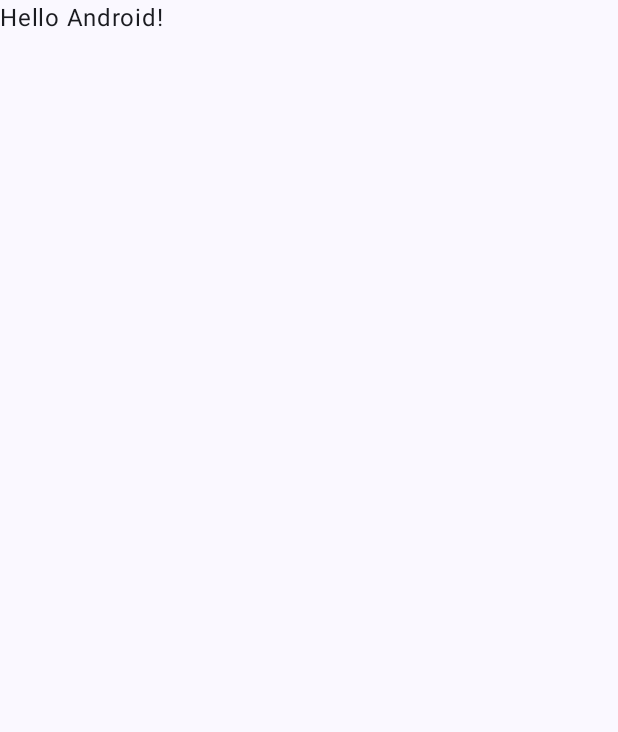
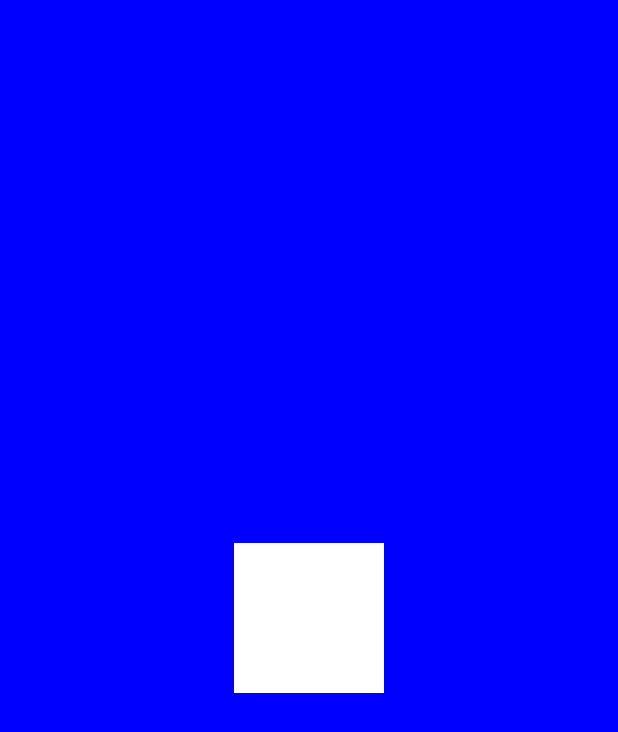
Before and after one commit to fabValRoot/AlarmChallenge, an Android app built with Jetpack Compose: the first screen one second after launch (MainActivity), on a phone screen of 412 x 824 dp. Before the commit the part shown is almost empty. Shown: the top 732 px of the screen. Run offline under Robolectric (Android 15) with nearby library versions, the phone set to English and light mode, and no system bars; our stand-ins replace Dagger/Hilt's generated code.

Commit message:
Initial package setup created screens and added navigation added hilt

```diff
--- a/app/src/main/AndroidManifest.xml
+++ b/app/src/main/AndroidManifest.xml
@@ -3,6 +3,7 @@
     xmlns:tools="http://schemas.android.com/tools">
 
     <application
+        android:name=".AlarmChallengeApp"
         android:allowBackup="true"
         android:dataExtractionRules="@xml/data_extraction_rules"
         android:fullBackupContent="@xml/backup_rules"
@@ -13,7 +14,7 @@
         android:theme="@style/Theme.AlarmChallenge"
         tools:targetApi="31">
         <activity
-            android:name=".MainActivity"
+            android:name=".core.presentation.MainActivity"
             android:exported="true"
             android:label="@string/app_name"
             android:theme="@style/Theme.AlarmChallenge">
--- /dev/null
+++ b/app/src/main/java/com/example/alarmchallenge/AlarmChallengeApp.kt
@@ -0,0 +1,8 @@
+package com.example.alarmchallenge
+
+import android.app.Application
+import dagger.hilt.android.HiltAndroidApp
+
+
+@HiltAndroidApp
+class AlarmChallengeApp: Application()
--- a/app/src/main/java/com/example/alarmchallenge/MainActivity.kt
+++ /dev/null
@@ -1,47 +0,0 @@
-package com.example.alarmchallenge
-
-import android.os.Bundle
-import androidx.activity.ComponentActivity
-import androidx.activity.compose.setContent
-import androidx.activity.enableEdgeToEdge
-import androidx.compose.foundation.layout.fillMaxSize
-import androidx.compose.foundation.layout.padding
-import androidx.compose.material3.Scaffold
-import androidx.compose.material3.Text
-import androidx.compose.runtime.Composable
-import androidx.compose.ui.Modifier
-import androidx.compose.ui.tooling.preview.Preview
-import com.example.alarmchallenge.ui.theme.AlarmChallengeTheme
-
-class MainActivity : ComponentActivity() {
-    override fun onCreate(savedInstanceState: Bundle?) {
-        super.onCreate(savedInstanceState)
-        enableEdgeToEdge()
-        setContent {
-            AlarmChallengeTheme {
-                Scaffold(modifier = Modifier.fillMaxSize()) { innerPadding ->
-                    Greeting(
-                        name = "Android",
-                        modifier = Modifier.padding(innerPadding)
-                    )
-                }
-            }
-        }
-    }
-}
-
-@Composable
-fun Greeting(name: String, modifier: Modifier = Modifier) {
-    Text(
-        text = "Hello $name!",
-        modifier = modifier
-    )
-}
-
-@Preview(showBackground = true)
-@Composable
-fun GreetingPreview() {
-    AlarmChallengeTheme {
-        Greeting("Android")
-    }
-}
--- /dev/null
+++ b/app/src/main/java/com/example/alarmchallenge/core/presentation/MainActivity.kt
@@ -0,0 +1,76 @@
+package com.example.alarmchallenge.core.presentation
+
+import android.os.Bundle
+import androidx.activity.ComponentActivity
+import androidx.activity.compose.setContent
+import androidx.activity.enableEdgeToEdge
+import androidx.compose.foundation.layout.fillMaxSize
+import androidx.compose.foundation.layout.padding
+import androidx.compose.material3.Scaffold
+import androidx.compose.material3.Text
+import androidx.compose.runtime.Composable
+import androidx.compose.ui.Modifier
+import androidx.compose.ui.tooling.preview.Preview
+import androidx.navigation.compose.NavHost
+import androidx.navigation.compose.composable
+import androidx.navigation.compose.rememberNavController
+import com.example.alarmchallenge.core.theme.AlarmChallengeTheme
+import com.example.alarmchallenge.core.util.Routes
+import com.example.alarmchallenge.detail.presentation.DetailScreen
+import com.example.alarmchallenge.home.presentation.HomeScreen
+
+class MainActivity : ComponentActivity() {
+    override fun onCreate(savedInstanceState: Bundle?) {
+        super.onCreate(savedInstanceState)
+        enableEdgeToEdge()
+        setContent {
+            AlarmChallengeTheme {
+                HomeNav()
+            }
+        }
+    }
+}
+
+@Composable
+fun HomeNav(){
+    val navController = rememberNavController()
+
+    NavHost(
+        navController = navController,
+        startDestination = Routes.SPLASH_SCREEN
+    ) {
+
+        composable(Routes.SPLASH_SCREEN) {
+            SplashScreen(navController)
+        }
+
+        composable(Routes.HOME_SCREEN) {
+            HomeScreen(
+                navController,
+                alarms = listOf()
+            )
+        }
+
+        composable(Routes.DETAIL_SCREEN) {
+            DetailScreen(
+                navController,
+            )
+        }
+    }
+}
+
+@Composable
+fun Greeting(name: String, modifier: Modifier = Modifier) {
+    Text(
+        text = "Hello $name!",
+        modifier = modifier
+    )
+}
+
+@Preview(showBackground = true)
+@Composable
+fun GreetingPreview() {
+    AlarmChallengeTheme {
+        Greeting("Android")
+    }
+}
--- /dev/null
+++ b/app/src/main/java/com/example/alarmchallenge/core/presentation/SplashScreen.kt
@@ -0,0 +1,41 @@
+package com.example.alarmchallenge.core.presentation
+
+import androidx.compose.foundation.background
+import androidx.compose.foundation.layout.Box
+import androidx.compose.foundation.layout.fillMaxSize
+import androidx.compose.foundation.layout.size
+import androidx.compose.material3.Icon
+import androidx.compose.runtime.Composable
+import androidx.compose.runtime.LaunchedEffect
+import androidx.compose.ui.Alignment
+import androidx.compose.ui.Modifier
+import androidx.compose.ui.graphics.Color
+import androidx.compose.ui.res.painterResource
+import androidx.compose.ui.unit.dp
+import androidx.navigation.NavController
+import com.example.alarmchallenge.R
+import com.example.alarmchallenge.core.util.Routes
+import kotlinx.coroutines.delay
+
+@Composable
+fun SplashScreen(navController: NavController) {
+    LaunchedEffect(Unit) {
+        delay(3000)
+        navController.navigate(Routes.HOME_SCREEN) {
+            popUpTo(Routes.SPLASH_SCREEN) { inclusive = true }
+        }
+    }
+    Box(
+        modifier = Modifier
+            .fillMaxSize()
+            .background(Color.Blue),
+        contentAlignment = Alignment.Center
+    ) {
+        Icon(
+            painter = painterResource(id = R.drawable.ic_launcher_background),
+            contentDescription = "Clock Icon",
+            tint = Color.White,
+            modifier = Modifier.size(100.dp)
+        )
+    }
+}
--- a/app/src/main/java/com/example/alarmchallenge/ui/theme/Color.kt
+++ b/app/src/main/java/com/example/alarmchallenge/core/theme/Color.kt
@@ -1,4 +1,4 @@
-package com.example.alarmchallenge.ui.theme
+package com.example.alarmchallenge.core.theme
 
 import androidx.compose.ui.graphics.Color
 
--- a/app/src/main/java/com/example/alarmchallenge/ui/theme/Theme.kt
+++ b/app/src/main/java/com/example/alarmchallenge/core/theme/Theme.kt
@@ -1,4 +1,4 @@
-package com.example.alarmchallenge.ui.theme
+package com.example.alarmchallenge.core.theme
 
 import android.app.Activity
 import android.os.Build
--- a/app/src/main/java/com/example/alarmchallenge/ui/theme/Type.kt
+++ b/app/src/main/java/com/example/alarmchallenge/core/theme/Type.kt
@@ -1,4 +1,4 @@
-package com.example.alarmchallenge.ui.theme
+package com.example.alarmchallenge.core.theme
 
 import androidx.compose.material3.Typography
 import androidx.compose.ui.text.TextStyle
--- a/build.gradle.kts
+++ b/build.gradle.kts
@@ -3,4 +3,5 @@ plugins {
     alias(libs.plugins.android.application) apply false
     alias(libs.plugins.kotlin.android) apply false
     alias(libs.plugins.kotlin.compose) apply false
+    id("com.google.dagger.hilt.android") version "2.51.1" apply false
 }
```
Also changed, not shown: app/build.gradle.kts (+12 -0 lines), app/src/main/java/com/example/alarmchallenge/core/domain/models/Alarm.kt (added, +8 -0 lines), app/src/main/java/com/example/alarmchallenge/core/util/Routes.kt (added, +7 -0 lines), app/src/main/java/com/example/alarmchallenge/detail/presentation/DetailScreen.kt (added, +54 -0 lines), app/src/main/java/com/example/alarmchallenge/home/presentation/AlarmItem.kt (added, +33 -0 lines), app/src/main/java/com/example/alarmchallenge/home/presentation/HomeScreen.kt (added, +35 -0 lines), gradle/libs.versions.toml (+8 -0 lines).
